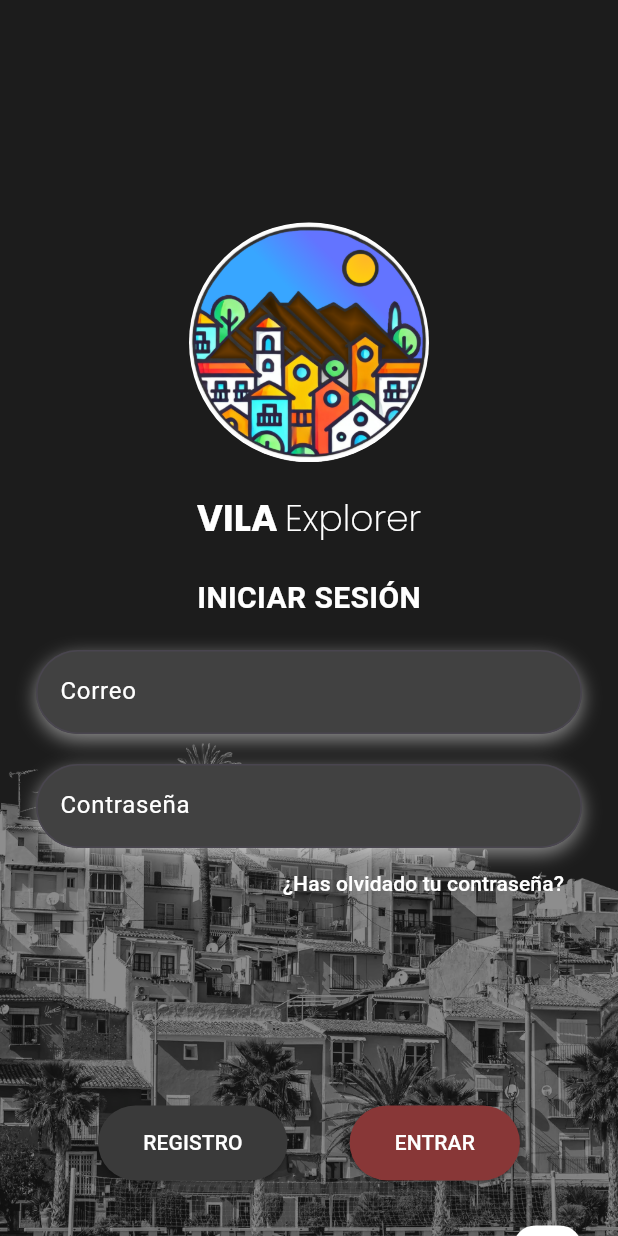
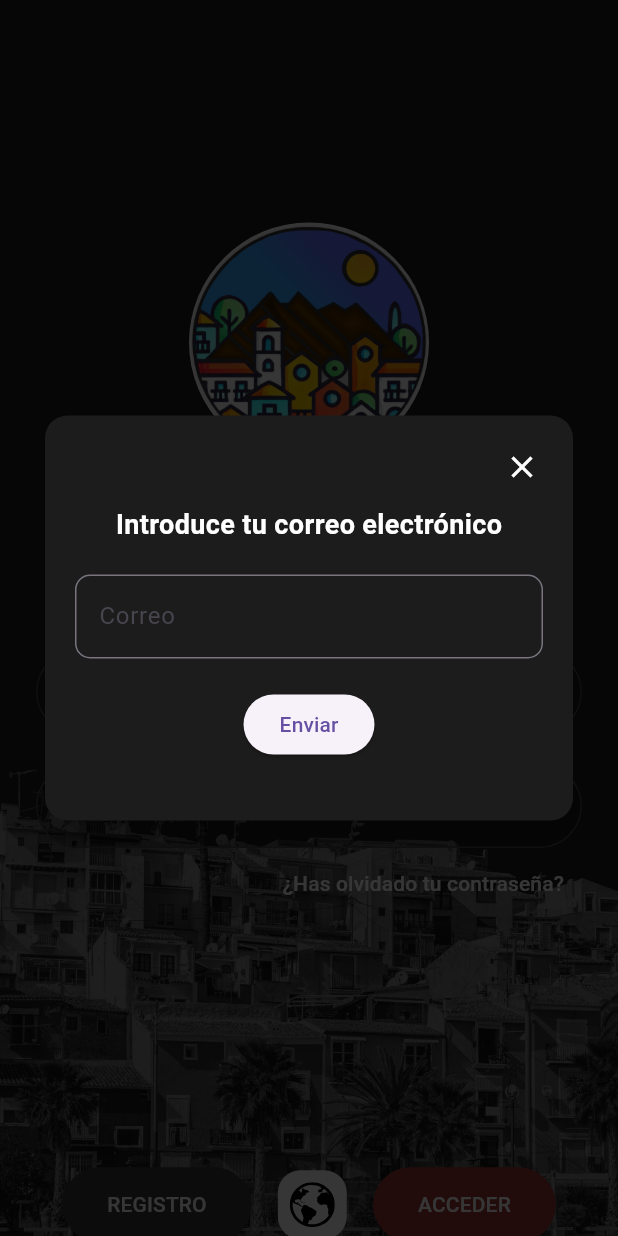
Before and after one commit to christian1dam/vilaexplorer, a Flutter app: the screen it shows after launch, after a tap on "¿Has olvidado tu contraseña?", on a phone screen of 412 x 824 dp. Run offline on Flutter 3.47's test engine with Material 3 defaults, Android fonts, the phone set to English and light mode, and no system bars; our stand-ins replace flutter_svg.

Commit message:
Pantalla de Recuperar Contraseña

```diff
--- a/lib/src/pages/login_page.dart
+++ b/lib/src/pages/login_page.dart
@@ -1,4 +1,9 @@
 import 'package:flutter/material.dart';
+import 'package:flutter_svg/flutter_svg.dart';
+import 'package:pruebas_vila_explorer/src/pages/passwordRecover_page.dart';
+
+// import 'package:vilaexplorer/pages/homePage/home_page.dart';
+// import 'register_page.dart';
 
 class LoginPage extends StatefulWidget {
   const LoginPage({Key? key}) : super(key: key);
@@ -10,6 +15,7 @@ class LoginPage extends StatefulWidget {
 class _LoginPageState extends State<LoginPage> with SingleTickerProviderStateMixin {
   late AnimationController _rotationController;
   late Animation<double> _rotationAnimation;
+  late Animation<double> _buttonAnimation; // Nueva animación para los botones
 
   @override
   void initState() {
@@ -25,6 +31,14 @@ class _LoginPageState extends State<LoginPage> with SingleTickerProviderStateMix
       curve: Curves.easeInOut,
     );
 
+    // Inicializa la animación de los botones
+    _buttonAnimation = Tween<double>(begin: 0.0, end: 1.0).animate(
+      CurvedAnimation(
+        parent: _rotationController,
+        curve: Curves.easeInOut,
+      ),
+    );
+
     _rotationController.forward();
   }
 
@@ -37,8 +51,8 @@ class _LoginPageState extends State<LoginPage> with SingleTickerProviderStateMix
   @override
   Widget build(BuildContext context) {
     return Scaffold(
-      backgroundColor: Color.fromARGB(255, 28, 28, 28),
-      resizeToAvoidBottomInset: false, // Ajuste realizado aquí
+      backgroundColor: const Color.fromARGB(255, 28, 28, 28),
+      resizeToAvoidBottomInset: false,
       body: Stack(
         children: [
           Align(
@@ -57,14 +71,12 @@ class _LoginPageState extends State<LoginPage> with SingleTickerProviderStateMix
             padding: const EdgeInsets.symmetric(horizontal: 24.0),
             child: Column(
               children: [
-                // Espacio superior del 30% de la pantalla
                 SizedBox(height: MediaQuery.of(context).size.height * 0.18),
-
-                // Hero con rotación
+                // LoginPage
                 Hero(
                   tag: 'logoHero',
                   child: RotationTransition(
-                    turns: Tween(begin: 0.0, end: 1.0).animate(_rotationAnimation),
+                    turns: Tween(begin: 1.0, end: 0.0).animate(_rotationAnimation),
                     child: CircleAvatar(
                       radius: 80,
                       backgroundColor: Colors.transparent,
@@ -72,9 +84,8 @@ class _LoginPageState extends State<LoginPage> with SingleTickerProviderStateMix
                     ),
                   ),
                 ),
+
                 const SizedBox(height: 20),
-
-                // Título
                 RichText(
                   text: TextSpan(
                     children: [
@@ -109,17 +120,22 @@ class _LoginPageState extends State<LoginPage> with SingleTickerProviderStateMix
                   ),
                 ),
                 const SizedBox(height: 20),
-
-                // Campos de texto
                 _buildTextField('Correo', false),
                 const SizedBox(height: 20),
                 _buildTextField('Contraseña', true),
-
-                // Enlace de contraseña
                 Align(
                   alignment: Alignment.centerRight,
                   child: TextButton(
-                    onPressed: () {},
+                    onPressed: () {
+                      showModalBottomSheet(
+                        context: context,
+                        isScrollControlled: true,
+                        backgroundColor: Colors.transparent,
+                        builder: (BuildContext context) {
+                          return const PasswordRecoverPage(); // Llamar a la nueva página
+                        },
+                      );
+                    },
                     child: const Text(
                       '¿Has olvidado tu contraseña?',
                       style: TextStyle(color: Colors.white),
@@ -127,14 +143,14 @@ class _LoginPageState extends State<LoginPage> with SingleTickerProviderStateMix
                   ),
                 ),
 
-                // Espacio desde el fondo del 10%
-                //const SizedBox(height: 30),
-
-                // Espacio superior del 30% de la pantalla
-                SizedBox(height: MediaQuery.of(context).size.height * 0.15),
-
-                // Botones de registro y entrar
-                Row(
+                SizedBox(height: MediaQuery.of(context).size.height * 0.20),
+                // Usar SlideTransition aquí
+                SlideTransition(
+                  position: Tween<Offset>(
+                    begin: Offset(0.0, 0.5), // Desplazar hacia arriba
+                    end: Offset.zero,
+                  ).animate(_buttonAnimation),
+                  child: Row(
                     mainAxisAlignment: MainAxisAlignment.spaceEvenly,
                     children: [
                       ElevatedButton(
@@ -142,42 +158,74 @@ class _LoginPageState extends State<LoginPage> with SingleTickerProviderStateMix
                           backgroundColor: Color.fromARGB(255, 58, 58, 58),
                           padding: const EdgeInsets.symmetric(horizontal: 30, vertical: 15),
                         ),
-                      onPressed: () {},
+                        onPressed: () {
+                          // Navigator.of(context).push(
+                          //   PageRouteBuilder(
+                          //     pageBuilder: (context, animation, secondaryAnimation) => RegisterPage(),
+                          //     transitionsBuilder: (context, animation, secondaryAnimation, child) {
+                          //       const begin = Offset(1.0, 0.0);
+                          //       const end = Offset.zero;
+                          //       const curve = Curves.easeInOut;
+
+                          //       var tween = Tween(begin: begin, end: end).chain(CurveTween(curve: curve));
+
+                          //       return SlideTransition(
+                          //         position: animation.drive(tween),
+                          //         child: child,
+                          //       );
+                          //     },
+                          //     transitionDuration: const Duration(milliseconds: 500),
+                          //   ),
+                          // );
+                        },
                         child: const Text(
                           'REGISTRO',
                           style: TextStyle(color: Colors.white),
                         ),
                       ),
+                      Container(
+                        decoration: BoxDecoration(
+                          color: Colors.white,
+                          borderRadius: BorderRadius.circular(15),
+                        ),
+                        padding: const EdgeInsets.all(8.0),
+                        child: SvgPicture.asset(
+                          'lib/icon/language.svg',
+                          height: 30,
+                          width: 30,
+                        )
+                      ),
                       ElevatedButton(
                         style: ElevatedButton.styleFrom(
-                        backgroundColor: const Color.fromARGB(255, 136, 55, 55),
+                          backgroundColor: const Color.fromARGB(255, 155, 58, 51),
                           padding: const EdgeInsets.symmetric(horizontal: 30, vertical: 15),
                         ),
-                      onPressed: () {},
+                        onPressed: () {
+                          // Navigator.of(context).pushReplacement(
+                          //   PageRouteBuilder(
+                          //     pageBuilder: (context, animation, secondaryAnimation) => MyHomePage(),
+                          //     transitionsBuilder: (context, animation, secondaryAnimation, child) {
+                          //       const begin = Offset(0.0, 1.0);
+                          //       const end = Offset.zero;
+                          //       const curve = Curves.easeInOut;
+
+                          //       var tween = Tween(begin: begin, end: end).chain(CurveTween(curve: curve));
+
+                          //       return SlideTransition(
+                          //         position: animation.drive(tween),
+                          //         child: child,
+                          //       );
+                          //     },
+                          //     transitionDuration: const Duration(seconds: 2),
+                          //   ),
+                          // );
+                        },
                         child: const Text(
-                        'ENTRAR',
+                          'ACCEDER',
                           style: TextStyle(color: Colors.white),
                         ),
                       ),
                     ],
-                ),
-
-                const SizedBox(height: 30),
-
-                // Icono de idioma con fondo blanco
-                Align(
-                  alignment: Alignment.bottomRight,
-                  child: Container(
-                    decoration: BoxDecoration(
-                      color: Colors.white,
-                      borderRadius: BorderRadius.circular(15), // Esquinas redondeadas
-                    ),
-                    padding: const EdgeInsets.all(8.0), // Espacio interno
-                    child: Image.asset(
-                      'assets/images/language.png',
-                      height: 30,
-                      width: 30,
-                    ),
                   ),
                 ),
               ],
@@ -188,32 +236,42 @@ class _LoginPageState extends State<LoginPage> with SingleTickerProviderStateMix
     );
   }
 
+
+
   Widget _buildTextField(String label, bool isPassword) {
-  return Container(
-    decoration: BoxDecoration(
-      boxShadow: [
-        BoxShadow(
-          color: Colors.white.withOpacity(0.5), // Sombra blanca
-          blurRadius: 10, // Desenfoque
-          offset: Offset(0, 4), // Desplazamiento horizontal y vertical de la sombra
-        ),
-      ],
-      borderRadius: BorderRadius.circular(30), // El mismo radio que el TextField
-    ),
-    child: TextField(
+    return TextField(
       obscureText: isPassword,
       decoration: InputDecoration(
         labelText: label,
         labelStyle: const TextStyle(color: Colors.white),
         filled: true,
-        fillColor: Color.fromARGB(255, 65, 65, 65), // Fondo semitransparente
+        fillColor: Colors.black26,
         border: OutlineInputBorder(
           borderRadius: BorderRadius.circular(30),
         ),
       ),
       style: const TextStyle(color: Colors.white),
-    ),
     );
   }
 
 }
+
+
+  class MySvgWidget extends StatelessWidget {
+  final String path;
+  final double? height;
+  final double? width;
+  final Alignment? alignment;
+
+  const MySvgWidget({
+    super.key,
+    required this.path,
+    this.height,
+    this.width,
+    this.alignment,
+  });
+
+  @override
+  Widget build(BuildContext context) {
+    return SvgPicture.asset(path, height: height, width:width);}
+}
--- /dev/null
+++ b/lib/src/pages/passwordRecover_page.dart
@@ -0,0 +1,125 @@
+import 'package:flutter/material.dart';
+import 'dart:async'; // Importar para el temporizador
+
+class PasswordRecoverPage extends StatefulWidget {
+  const PasswordRecoverPage({Key? key}) : super(key: key);
+
+  @override
+  _PasswordRecoverPageState createState() => _PasswordRecoverPageState();
+}
+
+class _PasswordRecoverPageState extends State<PasswordRecoverPage> {
+  bool _isButtonEnabled = true; // Estado del botón
+  int _counter = 60; // Contador inicial
+  Timer? _timer; // Temporizador
+
+  @override
+  void dispose() {
+    _timer?.cancel(); // Cancelar el temporizador si la página se cierra
+    super.dispose();
+  }
+
+  void _startTimer() {
+    setState(() {
+      _isButtonEnabled = false; // Deshabilitar el botón al iniciar el temporizador
+    });
+    _counter = 60; // Reiniciar el contador
+
+    _timer = Timer.periodic(const Duration(seconds: 1), (timer) {
+      if (_counter > 0) {
+        setState(() {
+          _counter--;
+        });
+      } else {
+        _timer!.cancel();
+        setState(() {
+          _isButtonEnabled = true; // Habilitar el botón después de 60 segundos
+        });
+      }
+    });
+  }
+
+  @override
+  Widget build(BuildContext context) {
+    return Scaffold(
+      backgroundColor: Colors.black54, // Fondo semitransparente
+      body: Center(
+        child: GestureDetector(
+          onTap: () {
+            // Cerrar la página si se toca fuera del cuadro
+            Navigator.of(context).pop();
+          },
+          child: Stack(
+            alignment: Alignment.topRight, // Alinear contenido en la parte superior derecha
+            children: [
+              Container(
+                margin: const EdgeInsets.symmetric(horizontal: 30),
+                decoration: BoxDecoration(
+                  color: const Color.fromARGB(255, 28, 28, 28),
+                  borderRadius: BorderRadius.circular(15),
+                ),
+                child: Padding(
+                  padding: const EdgeInsets.all(20.0),
+                  child: Column(
+                    mainAxisSize: MainAxisSize.min,
+                    children: [
+                      const SizedBox(height: 40), // Espacio superior para la X
+                      const Text(
+                        'Introduce tu correo electrónico',
+                        style: TextStyle(
+                          color: Colors.white,
+                          fontSize: 18,
+                          fontWeight: FontWeight.bold,
+                        ),
+                      ),
+                      const SizedBox(height: 20),
+                      TextField(
+                        style: const TextStyle(color: Colors.white),
+                        decoration: InputDecoration(
+                          labelText: 'Correo',
+                          border: OutlineInputBorder(
+                            borderRadius: BorderRadius.circular(10),
+                          ),
+                        ),
+                      ),
+
+                      const SizedBox(height: 20),
+                      ElevatedButton(
+                        onPressed: _isButtonEnabled
+                            ? () {
+                                // Aquí puedes agregar lógica para enviar el correo
+                                _startTimer(); // Iniciar el temporizador
+                              }
+                            : null, // Deshabilitar el botón si no se puede enviar
+                        child: const Text('Enviar'),
+                      ),
+                      const SizedBox(height: 20),
+                      if (!_isButtonEnabled) // Mostrar el contador solo si el botón está deshabilitado
+                        Text(
+                          'Por favor, espera $_counter segundos.',
+                          style: const TextStyle(
+                            color: Colors.white,
+                            fontSize: 16,
+                          ),
+                        ),
+                    ],
+                  ),
+                ),
+              ),
+              Positioned(
+                right: 40,
+                top: 10,
+                child: IconButton(
+                  icon: const Icon(Icons.close, color: Colors.white),
+                  onPressed: () {
+                    Navigator.of(context).pop(); // Cerrar la página
+                  },
+                ),
+              ),
+            ],
+          ),
+        ),
+      ),
+    );
+  }
+}
```
Also changed, not shown: pubspec.yaml (+7 -1 lines), lib/icon/gastronomia.png (added), lib/icon/language.svg (added), lib/icon/tradiciones_icon.png (added), pubspec.lock. Lines whose indentation alone changed are shown as unchanged.
